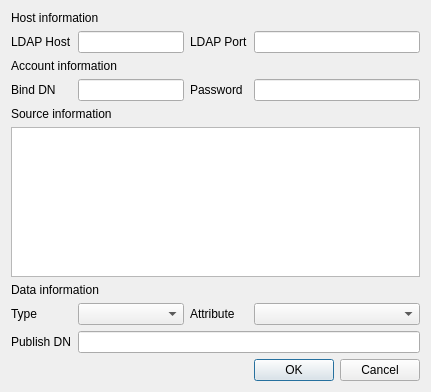
First picture: the form in CAMan/pub_ldap_dlg.ui, repository jykim74/CertMan, before the edit.
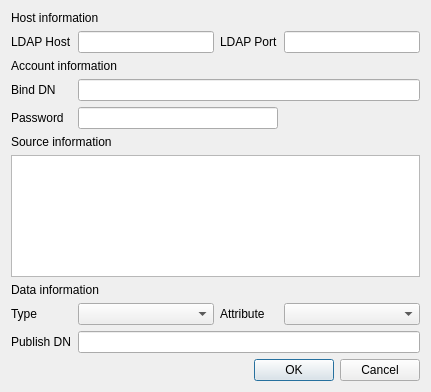
Second picture: the form after the edit.

```diff
--- a/CAMan/pub_ldap_dlg.ui
+++ b/CAMan/pub_ldap_dlg.ui
@@ -14,12 +14,8 @@
    <string>Dialog</string>
   </property>
   <layout class="QGridLayout" name="gridLayout">
-   <item row="3" column="0">
-    <widget class="QLabel" name="label_4">
-     <property name="text">
-      <string>Bind DN</string>
-     </property>
-    </widget>
+   <item row="9" column="1" colspan="3">
+    <widget class="QLineEdit" name="mPublishDNText"/>
    </item>
    <item row="1" column="0">
     <widget class="QLabel" name="label_2">
@@ -28,83 +24,124 @@
      </property>
     </widget>
    </item>
-   <item row="8" column="1" colspan="3">
-    <widget class="QLineEdit" name="mPublishDNText"/>
+   <item row="9" column="0">
+    <widget class="QLabel" name="label_8">
+     <property name="text">
+      <string>Publish DN</string>
+     </property>
+    </widget>
    </item>
-   <item row="3" column="2">
-    <widget class="QLabel" name="label_10">
+   <item row="3" column="0">
+    <widget class="QLabel" name="label_4">
      <property name="text">
-      <string>Password</string>
+      <string>Bind DN</string>
      </property>
     </widget>
    </item>
-   <item row="5" column="0" colspan="4">
-    <widget class="QTextEdit" name="mInfoText"/>
-   </item>
-   <item row="7" column="3">
+   <item row="8" column="3">
     <widget class="QComboBox" name="mAttributeCombo"/>
    </item>
-   <item row="7" column="0">
+   <item row="8" column="0">
     <widget class="QLabel" name="label_7">
      <property name="text">
       <string>Type</string>
      </property>
     </widget>
    </item>
-   <item row="7" column="1">
-    <widget class="QComboBox" name="mTypeCombo"/>
+   <item row="6" column="0" colspan="4">
+    <widget class="QTextEdit" name="mInfoText"/>
    </item>
-   <item row="3" column="1">
-    <widget class="QLineEdit" name="mBindDNText"/>
-   </item>
-   <item row="7" column="2">
-    <widget class="QLabel" name="label_11">
-     <property name="text">
-      <string>Attribute</string>
+   <item row="10" column="0">
+    <spacer name="verticalSpacer_2">
+     <property name="orientation">
+      <enum>Qt::Vertical</enum>
      </property>
-    </widget>
+     <property name="sizeHint" stdset="0">
+      <size>
+       <width>20</width>
+       <height>40</height>
+      </size>
+     </property>
+    </spacer>
    </item>
    <item row="1" column="3">
     <widget class="QLineEdit" name="mLDAPPortText"/>
    </item>
-   <item row="6" column="0" colspan="2">
+   <item row="8" column="2">
+    <widget class="QLabel" name="label_11">
+     <property name="text">
+      <string>Attribute</string>
+     </property>
+    </widget>
+   </item>
+   <item row="12" column="0">
+    <spacer name="verticalSpacer">
+     <property name="orientation">
+      <enum>Qt::Vertical</enum>
+     </property>
+     <property name="sizeHint" stdset="0">
+      <size>
+       <width>20</width>
+       <height>40</height>
+      </size>
+     </property>
+    </spacer>
+   </item>
+   <item row="1" column="1">
+    <widget class="QLineEdit" name="mLDAPHostText"/>
+   </item>
+   <item row="8" column="1">
+    <widget class="QComboBox" name="mTypeCombo"/>
+   </item>
+   <item row="1" column="2">
+    <widget class="QLabel" name="label_9">
+     <property name="text">
+      <string>LDAP Port</string>
+     </property>
+    </widget>
+   </item>
+   <item row="4" column="0">
+    <widget class="QLabel" name="label_10">
+     <property name="text">
+      <string>Password</string>
+     </property>
+    </widget>
+   </item>
+   <item row="3" column="1" colspan="3">
+    <widget class="QLineEdit" name="mBindDNText"/>
+   </item>
+   <item row="4" column="1" colspan="2">
+    <widget class="QLineEdit" name="mPasswordText"/>
+   </item>
+   <item row="7" column="0" colspan="3">
     <widget class="QLabel" name="label_6">
      <property name="text">
       <string>Data information</string>
      </property>
     </widget>
    </item>
-   <item row="9" column="0">
-    <spacer name="verticalSpacer_2">
-     <property name="orientation">
-      <enum>Qt::Vertical</enum>
+   <item row="5" column="0" colspan="3">
+    <widget class="QLabel" name="label_5">
+     <property name="text">
+      <string>Source information</string>
      </property>
-     <property name="sizeHint" stdset="0">
-      <size>
-       <width>20</width>
-       <height>40</height>
-      </size>
-     </property>
-    </spacer>
+    </widget>
    </item>
-   <item row="3" column="3">
-    <widget class="QLineEdit" name="mPasswordText"/>
-   </item>
-   <item row="2" column="0" colspan="2">
+   <item row="2" column="0" colspan="3">
     <widget class="QLabel" name="label_3">
      <property name="text">
       <string>Account information</string>
      </property>
     </widget>
    </item>
-   <item row="8" column="0">
-    <widget class="QLabel" name="label_8">
+   <item row="0" column="0" colspan="3">
+    <widget class="QLabel" name="label">
      <property name="text">
-      <string>Publish DN</string>
+      <string>Host information</string>
      </property>
     </widget>
    </item>
-   <item row="10" column="3">
+   <item row="11" column="2" colspan="2">
     <widget class="QDialogButtonBox" name="buttonBox">
      <property name="orientation">
       <enum>Qt::Horizontal</enum>
@@ -114,43 +151,6 @@
      </property>
     </widget>
    </item>
-   <item row="4" column="0" colspan="2">
-    <widget class="QLabel" name="label_5">
-     <property name="text">
-      <string>Source information</string>
-     </property>
-    </widget>
-   </item>
-   <item row="0" column="0" colspan="2">
-    <widget class="QLabel" name="label">
-     <property name="text">
-      <string>Host information</string>
-     </property>
-    </widget>
-   </item>
-   <item row="11" column="0">
-    <spacer name="verticalSpacer">
-     <property name="orientation">
-      <enum>Qt::Vertical</enum>
-     </property>
-     <property name="sizeHint" stdset="0">
-      <size>
-       <width>20</width>
-       <height>40</height>
-      </size>
-     </property>
-    </spacer>
-   </item>
-   <item row="1" column="1">
-    <widget class="QLineEdit" name="mLDAPHostText"/>
-   </item>
-   <item row="1" column="2">
-    <widget class="QLabel" name="label_9">
-     <property name="text">
-      <string>LDAP Port</string>
-     </property>
-    </widget>
-   </item>
   </layout>
  </widget>
  <resources/>
```
